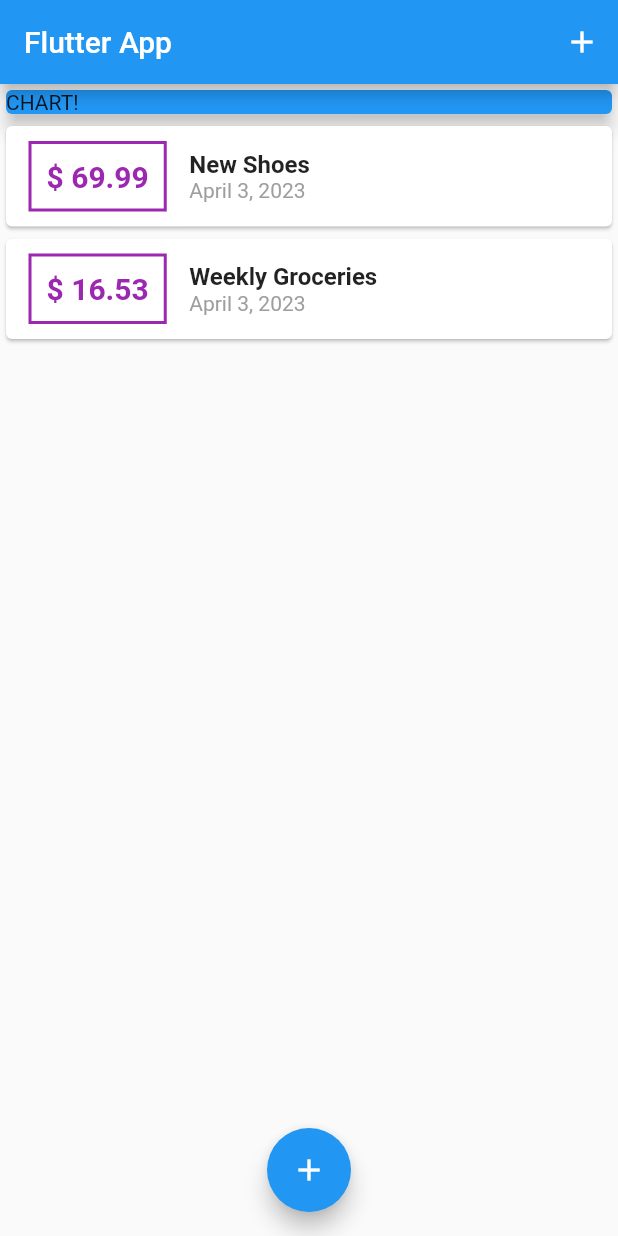
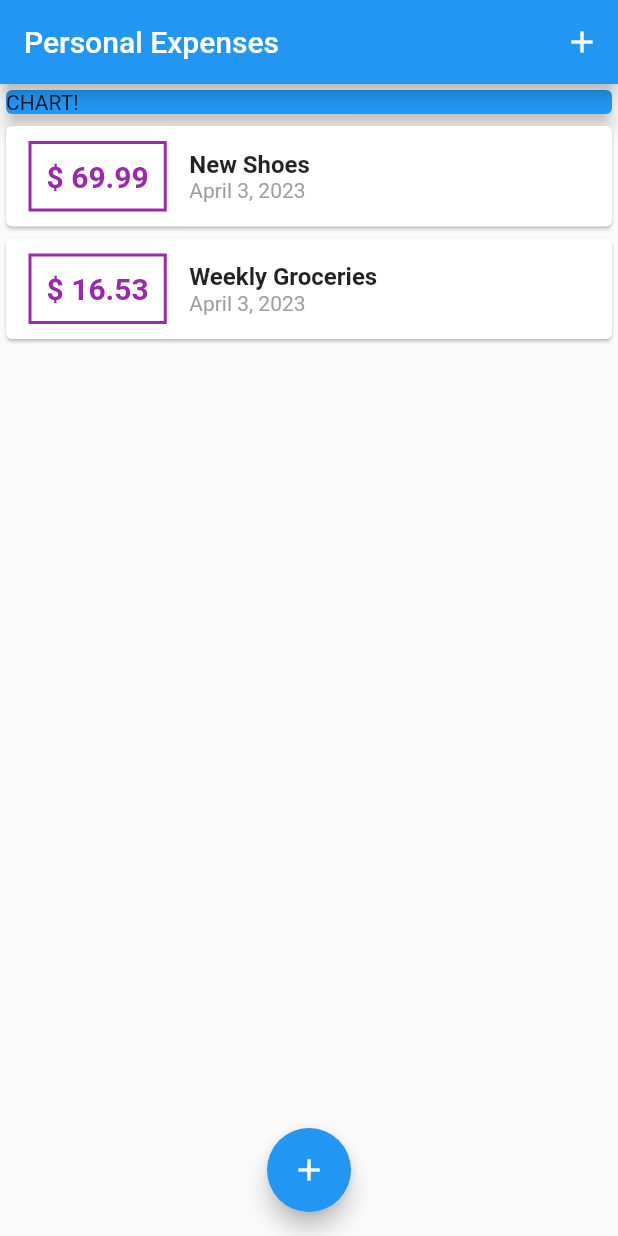
Before and after one commit to dinofilipovic/track_expenses, a Flutter app: the screen it shows after launch, on a phone screen of 412 x 824 dp. Run offline on Flutter 3.47's test engine with Material 2 defaults, Android fonts, the phone set to English and light mode, and no system bars.

Commit message:
Changed Naming of Application
Added naming into app.

```diff
--- a/lib/main.dart
+++ b/lib/main.dart
@@ -10,7 +10,7 @@ class MyApp extends StatelessWidget {
   @override
   Widget build(BuildContext context) {
     return MaterialApp(
-      title: 'Flutter App',
+      title: 'Personal Expenses',
       home: MyHomePage(),
     );
   }
@@ -69,7 +69,7 @@ class _MyHomePageState extends State<MyHomePage> {
   Widget build(BuildContext context) {
     return Scaffold(
       appBar: AppBar(
-        title: Text('Flutter App'),
+        title: const Text('Personal Expenses'),
         actions: <Widget>[
           IconButton(
             icon: Icon(Icons.add),
```
